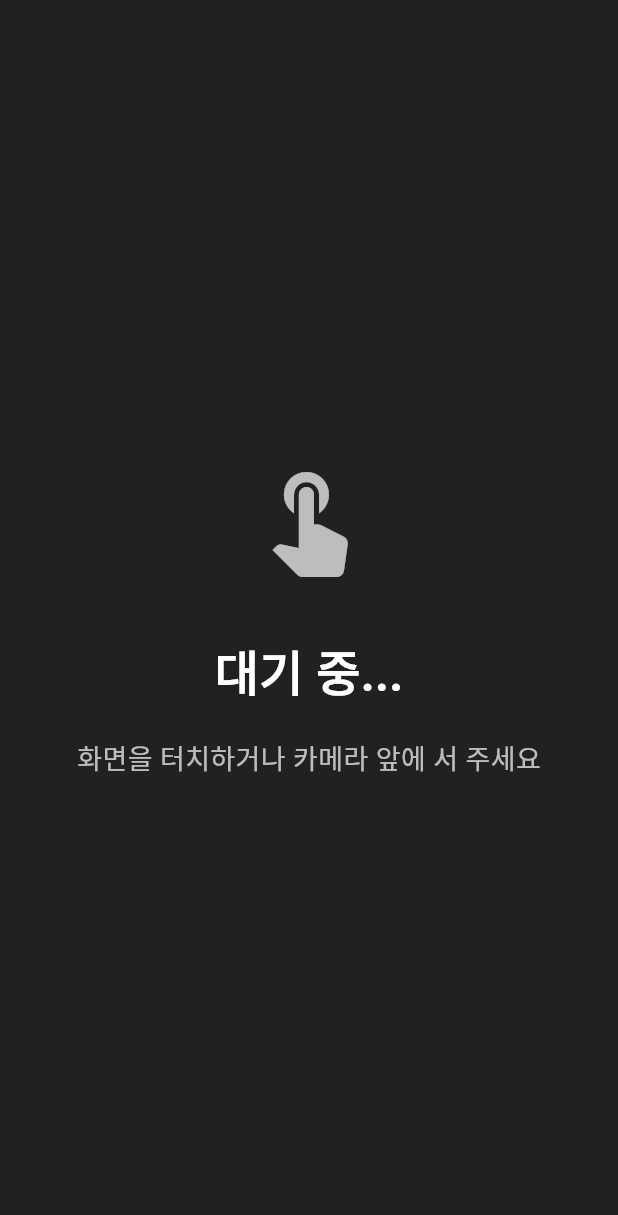
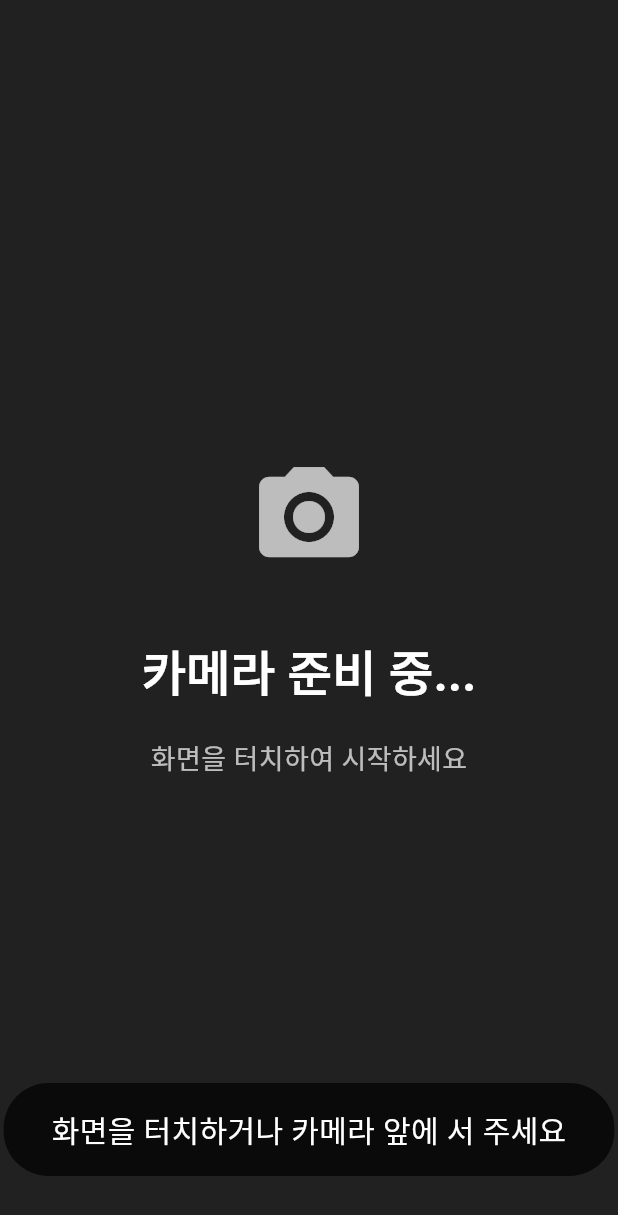
Before and after one commit to mhpark03/kiosk-management, a Flutter app: the IdleScreen screen opened directly with empty values, on a phone screen of 412 x 824 dp. Shown: the top 1215 px of the screen. Run offline on Flutter 3.47's test engine with Material 3 defaults, Android fonts, the phone set to English and light mode, and no system bars; our stand-ins replace cached_network_image, camera, dio, file_picker, flutter_secure_storage, shared_preferences; missing offline and left inert: flutter_lite_camera, media_kit, media_kit_video, onnxruntime, stomp_dart_client, window_manager; accounts and stored records are empty; project files that could hold a hidden picture were left out.

Commit message:
feat: Add camera preview to IdleScreen without re-initializing
IdleScreen now displays camera preview by accessing the already-initialized
PersonDetectionService singleton (managed by AutoKioskScreen).

Changes:
- Added camera import back
- Added PersonDetectionService reference (but NOT initializing it)
- Display CameraPreview using _personDetection.cameraController
- Only shows preview when isInitialized and cameraController exists
- Falls back to "카메라 준비 중..." message if camera not ready
- Added bottom hint overlay: "화면을 터치하거나 카메라 앞에 서 주세요"

This allows users to see themselves on camera while waiting for
person detection to trigger, without causing camera conflicts.

```diff
--- a/flutter_downloader/lib/screens/idle_screen.dart
+++ b/flutter_downloader/lib/screens/idle_screen.dart
@@ -2,9 +2,11 @@ import 'dart:io';
 import 'package:flutter/material.dart';
 import 'package:flutter/foundation.dart';
 import 'package:flutter/services.dart';
+import 'package:camera/camera.dart';
 import 'dart:async';
 import '../models/video.dart';
 import '../services/download_service.dart';
+import '../services/person_detection_service.dart';
 import '../widgets/video_player_widget.dart';
 
 /// Idle screen that shows fullscreen advertisement videos
@@ -35,6 +37,9 @@ class _IdleScreenState extends State<IdleScreen> {
   bool _ignoreInitialTouch = true;
 
   bool _isDisposed = false; // Track if widget is disposed
+
+  // Access to shared PersonDetectionService (managed by AutoKioskScreen)
+  final PersonDetectionService _personDetection = PersonDetectionService();
 
   // Focus node for keyboard events
   late FocusNode _focusNode;
@@ -153,19 +158,29 @@ class _IdleScreenState extends State<IdleScreen> {
             color: Colors.grey.shade900,
             child: Stack(
               children: [
-                // Simple idle message
+                // Camera preview (Android only) - use camera from PersonDetectionService
+                if (Platform.isAndroid && _personDetection.isInitialized && _personDetection.cameraController != null) ...[
+                  Center(
+                    child: AspectRatio(
+                      aspectRatio: _personDetection.cameraController!.value.aspectRatio,
+                      child: CameraPreview(_personDetection.cameraController!),
+                    ),
+                  ),
+                ]
+                // Simple idle message for Windows or when camera not ready
+                else ...[
                   Center(
                     child: Column(
                       mainAxisAlignment: MainAxisAlignment.center,
                       children: [
                         Icon(
-                        Icons.touch_app,
+                          Icons.camera_alt,
                           color: Colors.white70,
                           size: 80,
                         ),
                         const SizedBox(height: 40),
                         Text(
-                        '대기 중...',
+                          '카메라 준비 중...',
                           style: TextStyle(
                             color: Colors.white,
                             fontSize: 32,
@@ -174,13 +189,41 @@ class _IdleScreenState extends State<IdleScreen> {
                         ),
                         const SizedBox(height: 20),
                         Text(
-                        '화면을 터치하거나 카메라 앞에 서 주세요',
+                          '화면을 터치하여 시작하세요',
                           style: TextStyle(
                             color: Colors.white70,
                             fontSize: 18,
                           ),
                         ),
                       ],
+                    ),
+                  ),
+                ],
+
+                // Hint overlay
+                Positioned(
+                  bottom: 40,
+                  left: 0,
+                  right: 0,
+                  child: Center(
+                    child: Container(
+                      padding: const EdgeInsets.symmetric(
+                        horizontal: 32,
+                        vertical: 16,
+                      ),
+                      decoration: BoxDecoration(
+                        color: Colors.black.withOpacity(0.7),
+                        borderRadius: BorderRadius.circular(30),
+                      ),
+                      child: const Text(
+                        '화면을 터치하거나 카메라 앞에 서 주세요',
+                        style: TextStyle(
+                          color: Colors.white,
+                          fontSize: 20,
+                          fontWeight: FontWeight.w500,
+                        ),
+                      ),
+                    ),
                   ),
                 ),
               ],
```
Lines whose indentation alone changed are shown as unchanged.
